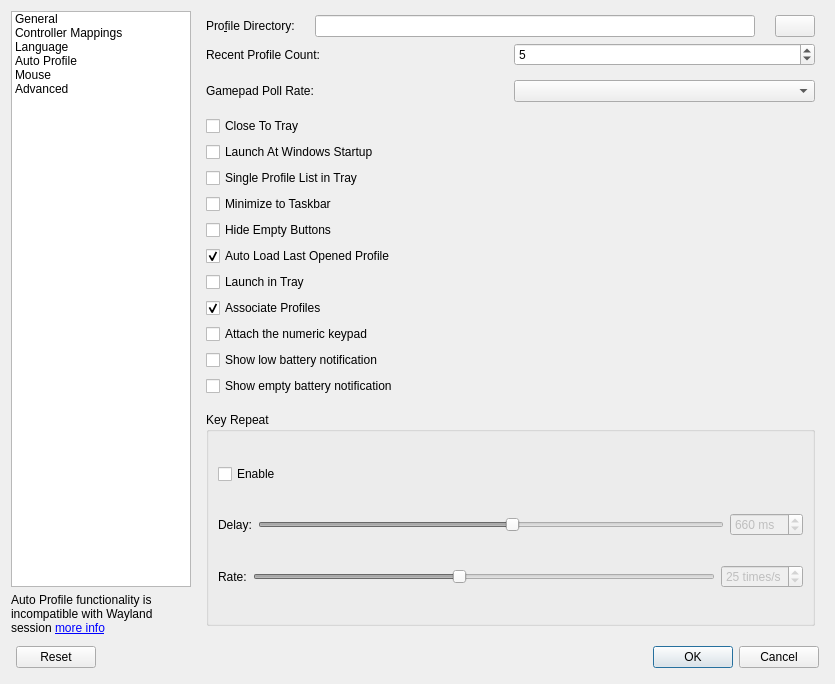
First picture: the form in src/gui/mainsettingsdialog.ui, repository BlueShapes/antimicrox, before the edit.
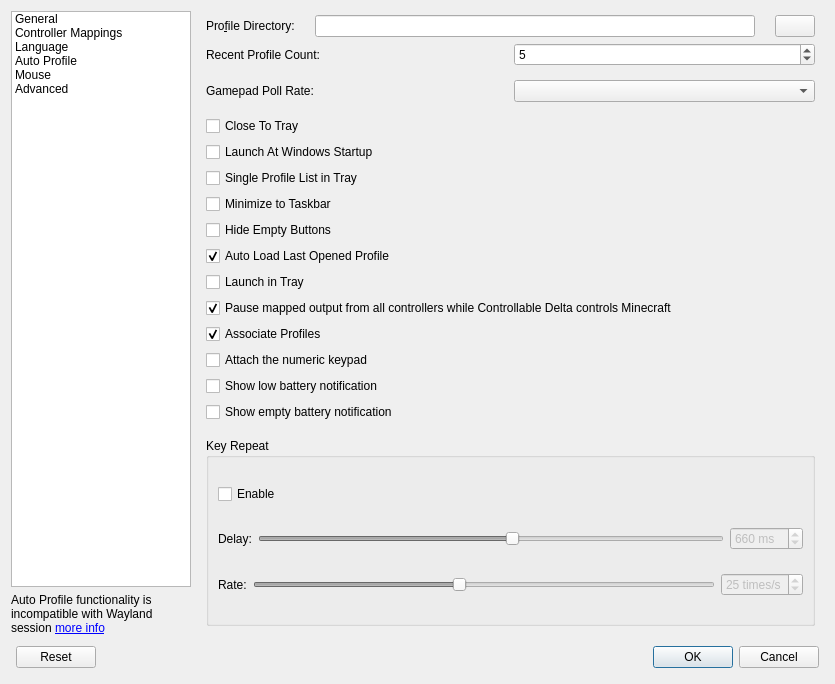
Second picture: the form after the edit. The open tabs and pages were chosen to show the change. Icons and pictures are not drawn.

Commit message: feat: Integrate Controllable Delta input suspension

```diff
--- a/src/gui/mainsettingsdialog.ui
+++ b/src/gui/mainsettingsdialog.ui
@@ -324,6 +324,19 @@
            </property>
           </widget>
          </item>
+         <item>
+          <widget class="QCheckBox" name="controllableDeltaIntegrationCheckBox">
+           <property name="toolTip">
+            <string>When Controllable Delta is ready and Minecraft is the foreground window, suspend mapped output from all controllers until the game is released.</string>
+           </property>
+           <property name="text">
+            <string>Pause mapped output from all controllers while Controllable Delta controls Minecraft</string>
+           </property>
+           <property name="checked">
+            <bool>true</bool>
+           </property>
+          </widget>
+         </item>
          <item>
           <widget class="QCheckBox" name="associateProfilesCheckBox">
            <property name="toolTip">
```
The commit also changes 40 other files.
